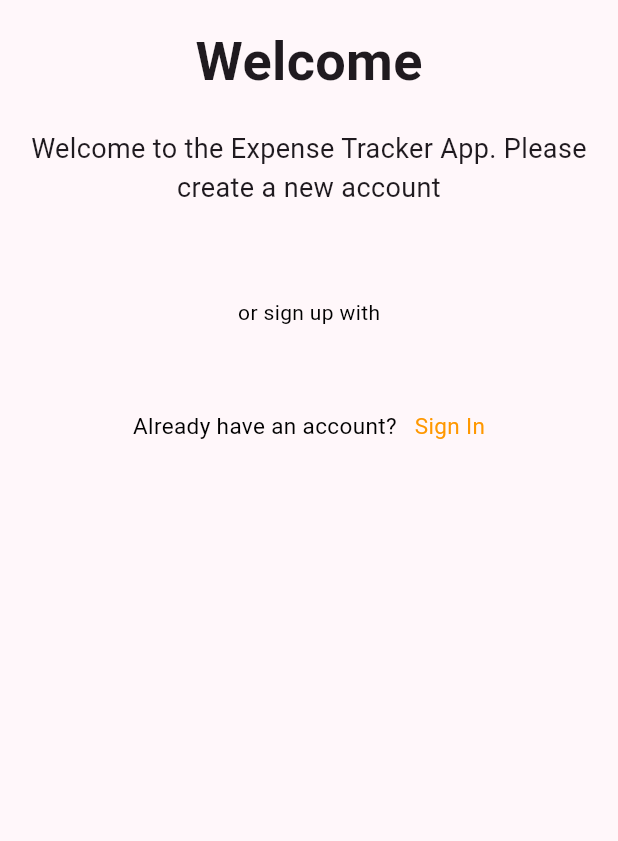
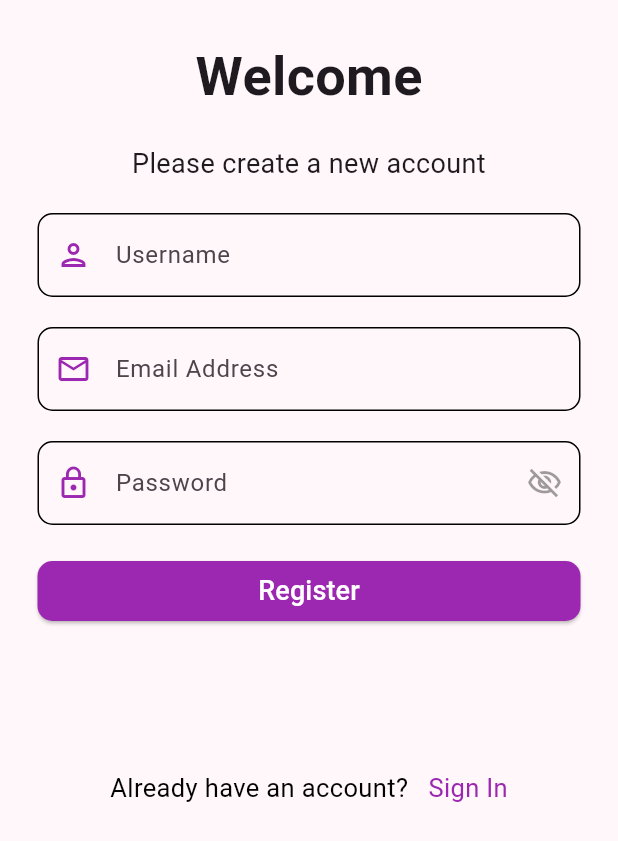
Before and after one commit to Teshan2000/Mobile-Banking-App, a Flutter app: the RegisterPage screen opened directly, on a phone screen of 412 x 824 dp. Shown: the top 841 px of the screen. Run offline on Flutter 3.47's test engine with Material 3 defaults, Android fonts, the light colour scheme and no system bars.

Commit message:
User Authentication
User authentication was updated with designs.

```diff
--- a/banking_app/lib/components/button.dart
+++ b/banking_app/lib/components/button.dart
@@ -20,7 +20,7 @@ class Button extends StatelessWidget {
       width: width,
       child: ElevatedButton(
         style: ElevatedButton.styleFrom(
-          backgroundColor: Colors.orange,
+          backgroundColor: Colors.purple,
           foregroundColor: Colors.white,
           shape: const RoundedRectangleBorder(
                 borderRadius: BorderRadius.all(Radius.circular(10)),
--- a/banking_app/lib/components/registerForm.dart
+++ b/banking_app/lib/components/registerForm.dart
@@ -36,20 +36,20 @@ class RegisterFormState extends State<RegisterForm> {
           TextFormField(
             controller: _nameController,
             keyboardType: TextInputType.text,
-            cursorColor: Colors.orange,
+            cursorColor: Colors.purple,
             decoration: InputDecoration(
               hintText: 'Username',
               labelText: 'Username',
               alignLabelWithHint: true,
               prefixIcon: const Icon(Icons.person_outlined),
-              prefixIconColor: Colors.orange,
+              prefixIconColor: Colors.purple,
               enabledBorder: OutlineInputBorder(
                 borderSide: const BorderSide(color: Colors.black),
                 borderRadius: BorderRadius.circular(10),
               ),
               focusedBorder: OutlineInputBorder(
                 borderSide: const BorderSide(
-                  color: Colors.orange,
+                  color: Colors.purple,
                   width: 2,
                 ),
                 borderRadius: BorderRadius.circular(15),
@@ -79,20 +79,20 @@ class RegisterFormState extends State<RegisterForm> {
           TextFormField(
             controller: _emailController,
             keyboardType: TextInputType.emailAddress,
-            cursorColor: Colors.orange,
+            cursorColor: Colors.purple,
             decoration: InputDecoration(
               hintText: 'Email Address',
               labelText: 'Email Address',
               alignLabelWithHint: true,
               prefixIcon: const Icon(Icons.email_outlined),
-              prefixIconColor: Colors.orange,
+              prefixIconColor: Colors.purple,
               enabledBorder: OutlineInputBorder(
                 borderSide: const BorderSide(color: Colors.black),
                 borderRadius: BorderRadius.circular(10),
               ),
               focusedBorder: OutlineInputBorder(
                 borderSide: const BorderSide(
-                  color: Colors.orange,
+                  color: Colors.purple,
                   width: 2,
                 ),
                 borderRadius: BorderRadius.circular(15),
@@ -122,21 +122,21 @@ class RegisterFormState extends State<RegisterForm> {
           TextFormField(
             controller: _passController,
             keyboardType: TextInputType.visiblePassword,
-            cursorColor: Colors.orange,
+            cursorColor: Colors.purple,
             obscureText: obsecurePass,
             decoration: InputDecoration(
                 hintText: 'Password',
                 labelText: 'Password',
                 alignLabelWithHint: true,
                 prefixIcon: const Icon(Icons.lock_outline),
-                prefixIconColor: Colors.orange,
+                prefixIconColor: Colors.purple,
                 enabledBorder: OutlineInputBorder(
                   borderSide: const BorderSide(color: Colors.black),
                   borderRadius: BorderRadius.circular(10),
                 ),
                 focusedBorder: OutlineInputBorder(
                   borderSide: const BorderSide(
-                    color: Colors.orange,
+                    color: Colors.purple,
                     width: 2,
                   ),
                   borderRadius: BorderRadius.circular(15),
@@ -161,7 +161,7 @@ class RegisterFormState extends State<RegisterForm> {
                           )
                         : const Icon(
                             Icons.visibility_outlined,
-                            color: Colors.orange,
+                            color: Colors.purple,
                           ))),
             validator: (val) {
               if (val!.length < 6) {
--- a/banking_app/lib/main.dart
+++ b/banking_app/lib/main.dart
@@ -1,4 +1,4 @@
-import 'package:banking_app/screens/home.dart';
+import 'package:banking_app/screens/login.dart';
 import 'package:flutter/material.dart';
 void main() {
   runApp(const MyApp());
@@ -17,7 +17,7 @@
         ),
         initialRoute: '/',
         routes: {
-          '/': (context) => const Home(),
+          '/': (context) => const LoginPage(),
         });
   }
 }
--- a/banking_app/lib/screens/home.dart
+++ b/banking_app/lib/screens/home.dart
@@ -12,10 +12,10 @@ class _HomeState extends State<Home> {
   Widget build(BuildContext context) {
     return Scaffold(
       appBar: AppBar(
-        title: const Text('Welcome'),
+        title: const Center(child: Text('Welcome', style: TextStyle(color: Colors.white),)),
         backgroundColor: Colors.purple,
         actions: const [
-          EndDrawerButton(),
+          EndDrawerButton(color: Colors.white),
         ],
       ),
       body: const Padding(
--- a/banking_app/lib/screens/register.dart
+++ b/banking_app/lib/screens/register.dart
@@ -1,3 +1,4 @@
+import 'package:banking_app/components/registerForm.dart';
 import 'package:banking_app/screens/login.dart';
 import 'package:flutter/gestures.dart';
 import 'package:flutter/material.dart';
@@ -10,7 +11,7 @@ class RegisterPage extends StatelessWidget {
     return Scaffold(
       body: SingleChildScrollView(
         child: Padding(
-          padding: const EdgeInsets.symmetric(horizontal: 15, vertical: 15),
+          padding: const EdgeInsets.symmetric(horizontal: 25, vertical: 25),
           child: SafeArea(
             child: Column(
               mainAxisAlignment: MainAxisAlignment.start,
@@ -25,10 +26,12 @@ class RegisterPage extends StatelessWidget {
                     ),
                   ),
                 ),
-                const SizedBox(height: 20,),
+                const SizedBox(
+                  height: 20,
+                ),
                 const Center(
                   child: Text(
-                    'Welcome to the Expense Tracker App. Please create a new account',
+                    'Please create a new account',
                     textAlign: TextAlign.center,
                     style: TextStyle(
                       fontSize: 18,
@@ -36,13 +39,8 @@ class RegisterPage extends StatelessWidget {
                   ),
                 ),
                 const SizedBox(height: 20),
+                const RegisterForm(),
                 const SizedBox(height: 40),
-                const Center(
-                  child: Text(
-                    'or sign up with',
-                    style: TextStyle(color: Colors.black),
-                  ),
-                ),
                 const SizedBox(height: 25),
                 const SizedBox(height: 30),
                 Center(
@@ -51,13 +49,14 @@ class RegisterPage extends StatelessWidget {
                       text: "Already have an account? ",
                       style: const TextStyle(
                         color: Colors.black,
-                        fontSize: 15,
+                        fontSize: 17,
                       ),
                       children: <TextSpan>[
                         TextSpan(
                           text: "  Sign In",
                           style: const TextStyle(
-                            color: Colors.orange,
+                            color: Colors.purple,
+                            fontSize: 17,
                           ),
                           recognizer: TapGestureRecognizer()
                             ..onTap = () {
```
Also changed, not shown: banking_app/lib/components/loginForm.dart (+7 -7 lines), banking_app/lib/screens/login.dart (+7 -4 lines).
